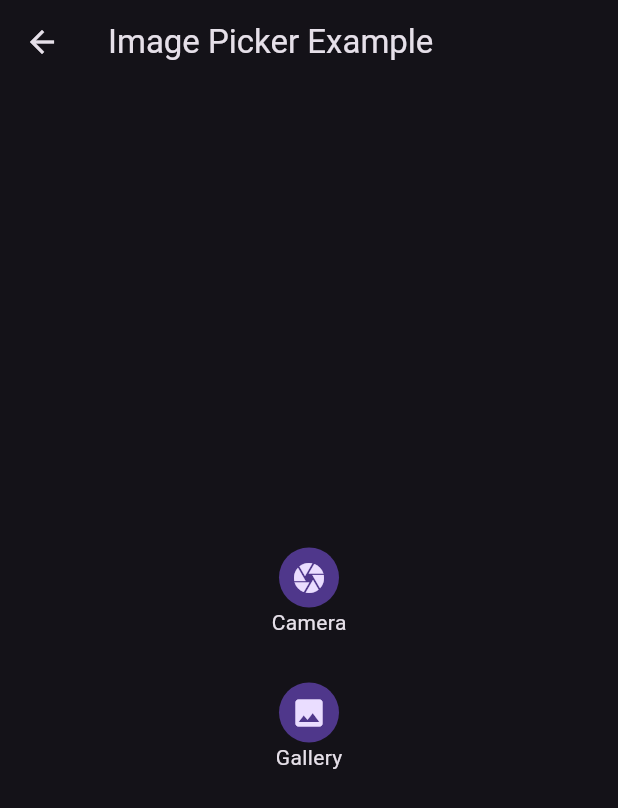
After one commit to RRKawchar/flutter_bloc_crash, a Flutter app: the ImagePickerScreen screen opened directly, after a tap on "Gallery", on a phone screen of 412 x 824 dp. The commit adds this screen. Shown: the top 808 px of the screen. Run offline on Flutter 3.47's test engine with Material 3 defaults, Android fonts, the light colour scheme and no system bars; our stand-ins replace bloc, equatable, flutter_bloc, image_picker.

Commit message:
ImagePicker and ToDo example added

```diff
--- /dev/null
+++ b/lib/bloc/imagePicker/image_picker_bloc.dart
@@ -0,0 +1,22 @@
+import 'package:bloc/bloc.dart';
+import 'package:flutter_bloc_demo_main/bloc/imagePicker/image_picker_events.dart';
+import 'package:flutter_bloc_demo_main/bloc/imagePicker/image_picker_state.dart';
+import 'package:flutter_bloc_demo_main/utils/image_picker_utils.dart';
+import 'package:image_picker/image_picker.dart';
+
+class ImagePickerBloc extends Bloc<ImagePickerEvents,ImagePickerState>{
+  ImagePickerBloc():super(const ImagePickerState()){
+    on<CameraPickerEvents>(_cameraPicker);
+    on<GalleryPickerEvents>(_galleryPicker);
+  }
+
+  void _cameraPicker(ImagePickerEvents event, Emitter<ImagePickerState> emit)async{
+     XFile? file=await ImagePickerUtils.pickImageFromCamera();
+     emit(state.copyWith(cameraFile: file));
+  }
+
+  void _galleryPicker(ImagePickerEvents event, Emitter<ImagePickerState> emit)async{
+    XFile? file=await ImagePickerUtils.pickImageFromGallery();
+    emit(state.copyWith(galleryFile: file));
+  }
+}
--- /dev/null
+++ b/lib/bloc/imagePicker/image_picker_events.dart
@@ -0,0 +1,14 @@
+import 'package:equatable/equatable.dart';
+
+abstract class ImagePickerEvents extends Equatable{
+  const ImagePickerEvents();
+
+  @override
+  List<Object?> get props => [];
+
+
+}
+
+
+class CameraPickerEvents extends ImagePickerEvents{}
+class GalleryPickerEvents extends ImagePickerEvents{}
--- /dev/null
+++ b/lib/bloc/imagePicker/image_picker_state.dart
@@ -0,0 +1,20 @@
+import 'package:equatable/equatable.dart';
+import 'package:image_picker/image_picker.dart';
+
+class ImagePickerState extends Equatable{
+
+  final XFile? cameraFile;
+  final XFile? galleryFile;
+  const ImagePickerState({this.cameraFile, this.galleryFile,});
+
+  ImagePickerState copyWith({XFile? cameraFile,XFile? galleryFile,}){
+    return ImagePickerState(
+        cameraFile: cameraFile??this.cameraFile,
+        galleryFile: galleryFile??this.galleryFile,
+    );
+}
+
+  @override
+  List<Object?> get props => [cameraFile,galleryFile];
+
+}
--- /dev/null
+++ b/lib/bloc/todo/todo_bloc.dart
@@ -0,0 +1,25 @@
+import 'package:bloc/bloc.dart';
+import 'package:flutter_bloc_demo_main/bloc/todo/todo_events.dart';
+import 'package:flutter_bloc_demo_main/bloc/todo/todo_state.dart';
+
+class TodoBloc extends Bloc<TodoEvents,TodoState>{
+  final List<String> todoList=[];
+  TodoBloc():super(const TodoState()){
+    on<AddTodoEvent>(_addTodoEvent);
+    on<RemoveTodoEvent>(_removeTodoEvent);
+  }
+
+
+  void _addTodoEvent(AddTodoEvent event,Emitter<TodoState> emit){
+    todoList.add(event.task);
+    emit(state.copyWith(todoList: List.from(todoList)));
+  }
+  void _removeTodoEvent(RemoveTodoEvent event,Emitter<TodoState> emit){
+    todoList.remove(event.task);
+    emit(state.copyWith(todoList: List.from(todoList)));
+  }
+
+
+
+
+}
--- /dev/null
+++ b/lib/bloc/todo/todo_events.dart
@@ -0,0 +1,27 @@
+import 'package:equatable/equatable.dart';
+
+abstract class TodoEvents extends Equatable{
+ const TodoEvents();
+
+}
+
+
+class AddTodoEvent extends TodoEvents{
+
+  final String task;
+
+  const AddTodoEvent({required this.task});
+
+
+  @override
+  List<Object?> get props =>[task];
+
+}
+
+class RemoveTodoEvent extends TodoEvents{
+  final Object task;
+  const RemoveTodoEvent({required this.task});
+  @override
+  List<Object?> get props =>[task];
+
+}
--- /dev/null
+++ b/lib/bloc/todo/todo_state.dart
@@ -0,0 +1,21 @@
+import 'package:equatable/equatable.dart';
+
+class TodoState extends Equatable{
+ final List<String> todoList;
+  const TodoState({
+   this.todoList=const[],
+});
+
+
+  TodoState copyWith({List<String>? todoList}){
+    return TodoState(
+    todoList:todoList??this.todoList,
+    );
+}
+
+  @override
+  List<Object?> get props => [todoList];
+
+
+
+}
--- /dev/null
+++ b/lib/ui/imagePicker/image_picker_screen.dart
@@ -0,0 +1,68 @@
+import 'dart:io';
+
+import 'package:flutter/material.dart';
+import 'package:flutter_bloc/flutter_bloc.dart';
+import 'package:flutter_bloc_demo_main/bloc/imagePicker/image_picker_bloc.dart';
+import 'package:flutter_bloc_demo_main/bloc/imagePicker/image_picker_events.dart';
+import 'package:flutter_bloc_demo_main/bloc/imagePicker/image_picker_state.dart';
+
+class ImagePickerScreen extends StatelessWidget {
+  const ImagePickerScreen({super.key});
+
+  @override
+  Widget build(BuildContext context) {
+    return Scaffold(
+      appBar: AppBar(
+        title: Text("Image Picker Example"),
+      ),
+      body: Column(
+        mainAxisAlignment: MainAxisAlignment.center,
+        crossAxisAlignment: CrossAxisAlignment.center,
+        children: [
+         Center(
+           child: BlocBuilder<ImagePickerBloc,ImagePickerState>(builder: (context,state){
+             return state.cameraFile==null? InkWell(
+               onTap: (){
+                 context.read<ImagePickerBloc>().add(CameraPickerEvents());
+               },
+               child: Column(
+                 children: [
+                   CircleAvatar(
+                     child: Icon(Icons.camera),
+                   ),
+                   Text("Camera")
+                 ],
+               ),
+             ):
+             Container(
+               child: Image.file(File(state.cameraFile!.path.toString())),
+             );
+           }),
+         ),
+          SizedBox(height: 30),
+          Center(
+            child: BlocBuilder<ImagePickerBloc,ImagePickerState>(builder: (context,state){
+              return state.galleryFile==null? InkWell(
+                onTap: (){
+                  context.read<ImagePickerBloc>().add(GalleryPickerEvents());
+                  state.cameraFile==null;
+                },
+                child: Column(
+                  children: [
+                    CircleAvatar(
+                      child: Icon(Icons.image),
+                    ),
+                    Text("Gallery")
+                  ],
+                ),
+              ):
+              Container(
+                child: Image.file(File(state.galleryFile!.path.toString())),
+              );
+            }),
+          )
+        ],
+      ),
+    );
+  }
+}
--- a/lib/ui/switch/switch_screen.dart
+++ b/lib/ui/switch/switch_screen.dart
@@ -39,7 +39,7 @@ class SwitchScreen extends StatelessWidget {
                 }),
               ],
             ),
-            SizedBox(height: 30),
+            const SizedBox(height: 30),
             BlocBuilder<SwitchBloc, SwitchState>(builder: (context, state) {
               return Container(
                 height: 200,
@@ -48,7 +48,7 @@ class SwitchScreen extends StatelessWidget {
                 ),
               );
             }),
-            SizedBox(height: 50),
+            const SizedBox(height: 50),
             BlocBuilder<SwitchBloc, SwitchState>(builder: (context, state) {
               return Slider(
                   value: state.slider,
--- /dev/null
+++ b/lib/utils/image_picker_utils.dart
@@ -0,0 +1,18 @@
+import 'package:image_picker/image_picker.dart';
+
+class ImagePickerUtils{
+
+ static final ImagePicker _picker=ImagePicker();
+
+ static Future<XFile?> pickImageFromCamera()async{
+    final XFile? file = await _picker.pickImage(source: ImageSource.camera);
+    return file;
+  }
+
+
+ static Future<XFile?> pickImageFromGallery()async{
+    final XFile? file = await _picker.pickImage(source: ImageSource.gallery);
+    return file;
+  }
+
+}
--- a/pubspec.yaml
+++ b/pubspec.yaml
@@ -40,6 +40,7 @@ dependencies:
   bloc:
   flutter_bloc:
   fluttertoast:
+  image_picker:
 
 dev_dependencies:
   flutter_test:
```
Also changed, not shown: lib/bloc/favorite/favorite_events.dart (added, +14 -0 lines), lib/main.dart (+17 -7 lines), lib/ui/favorite/favorite_screen.dart (added, +14 -0 lines), lib/ui/todo/todo_screen.dart (added, +49 -0 lines), pubspec.lock, 2 other files.
